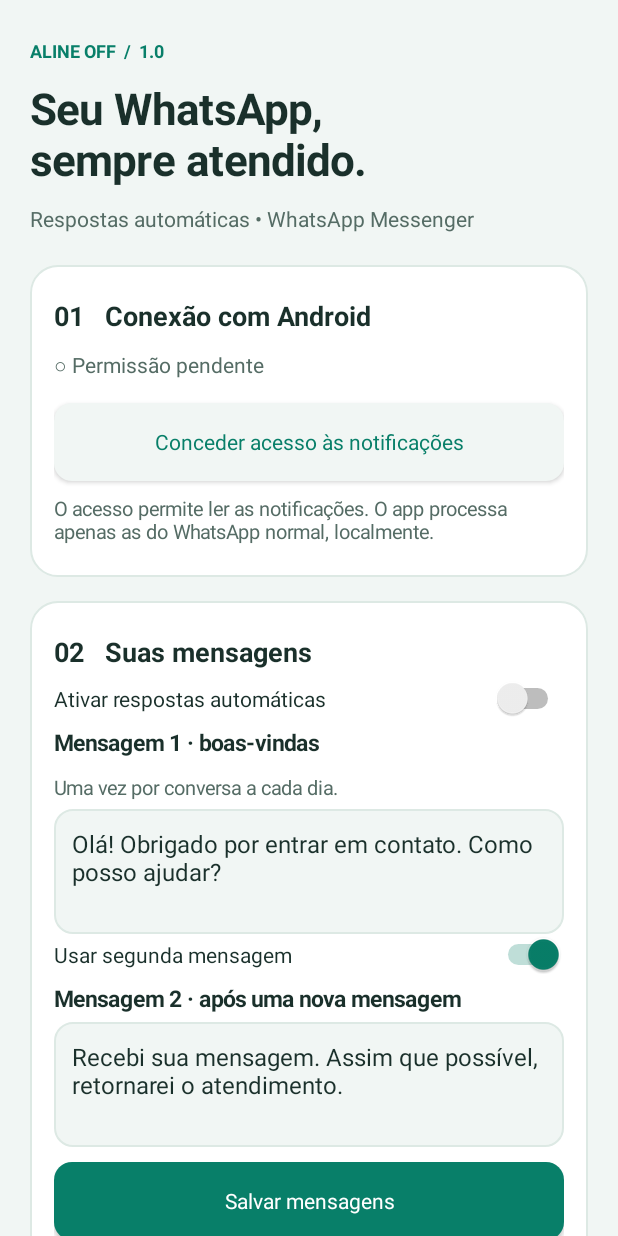
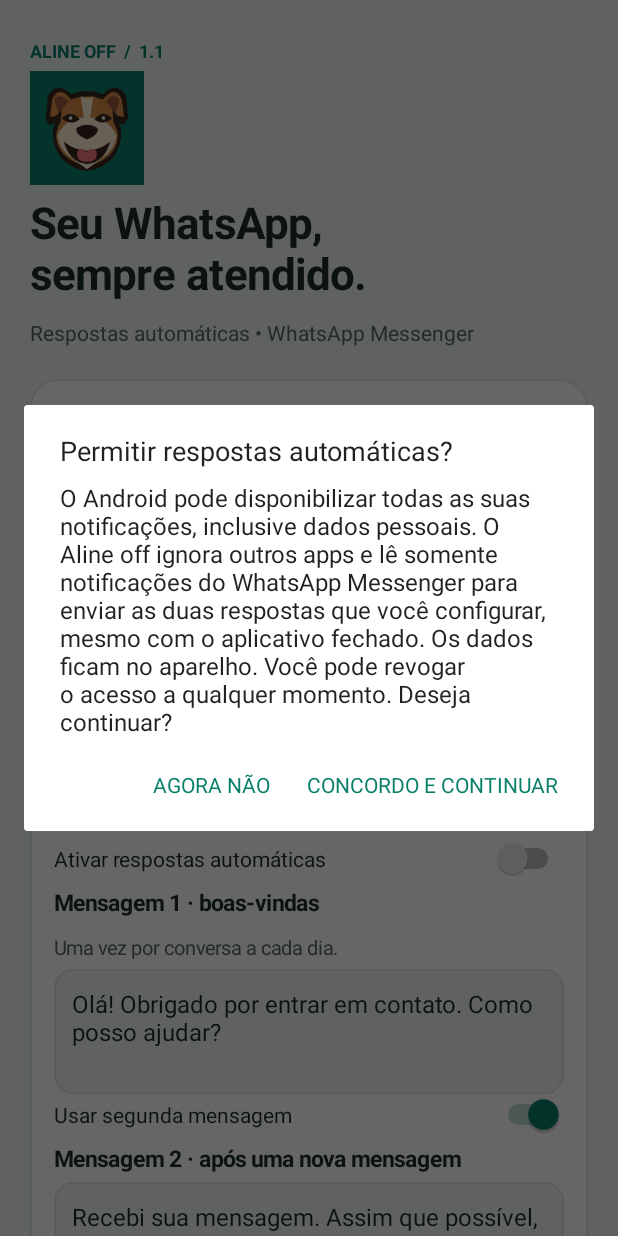
Before and after one commit to Equipetavares/Transformar-apk, an Android app: the screen it shows after launch (MainActivity), after a tap on "Conceder acesso às notificações", on a phone screen of 412 x 824 dp. Run offline under Robolectric (Android 15) with nearby library versions, the phone set to English and light mode, and no system bars; 1 other tap on this screen came first.

Commit message:
Aline off 1.1: explicit notification consent, local privacy controls, pitbull icon and Play-ready API 36 bundle

```diff
--- a/aline-off/app/src/main/AndroidManifest.xml
+++ b/aline-off/app/src/main/AndroidManifest.xml
@@ -1,5 +1,5 @@
 <manifest xmlns:android="http://schemas.android.com/apk/res/android">
-    <application android:label="Aline off" android:icon="@drawable/logo" android:allowBackup="false" android:theme="@style/AppTheme" android:supportsRtl="true">
+    <application android:label="Aline off" android:icon="@drawable/logo" android:allowBackup="false" android:usesCleartextTraffic="false" android:roundIcon="@drawable/logo" android:theme="@style/AppTheme" android:supportsRtl="true">
         <activity android:name=".MainActivity" android:exported="true">
             <intent-filter><action android:name="android.intent.action.MAIN"/><category android:name="android.intent.category.LAUNCHER"/></intent-filter>
         </activity>
--- a/aline-off/app/src/main/java/com/alineoff/app/MainActivity.java
+++ b/aline-off/app/src/main/java/com/alineoff/app/MainActivity.java
@@ -1,6 +1,7 @@
 package com.alineoff.app;
 
 import android.app.Activity;
+import android.app.AlertDialog;
 import android.content.ComponentName;
 import android.content.Intent;
 import android.content.SharedPreferences;
@@ -31,17 +32,18 @@ public class MainActivity extends Activity {
             root.setPadding(dp(20)+insets.getSystemWindowInsetLeft(),dp(20)+insets.getSystemWindowInsetTop(),dp(20)+insets.getSystemWindowInsetRight(),dp(24)+insets.getSystemWindowInsetBottom());
             return insets.consumeSystemWindowInsets();
         }); scroll.requestApplyInsets();
-        TextView brand=text("ALINE OFF  /  1.0",12,GREEN,true); root.addView(brand);
+        TextView brand=text("ALINE OFF  /  1.1",12,GREEN,true); root.addView(brand);
+        ImageView mascot=new ImageView(this); mascot.setImageResource(R.drawable.logo); mascot.setContentDescription("Mascote pitbull do Aline off"); root.addView(mascot,new LinearLayout.LayoutParams(dp(76),dp(76)));
         root.addView(text("Seu WhatsApp,\nsempre atendido.",29,INK,true));
         root.addView(text("Respostas automáticas • WhatsApp Messenger",14,MUTED,false));
         LinearLayout access=panel(root); access.addView(text("01   Conexão com Android",18,INK,true));
         status=text("",14,MUTED,false); access.addView(status);
-        access.addView(button("Conceder acesso às notificações",()->startActivity(new Intent(Settings.ACTION_NOTIFICATION_LISTENER_SETTINGS)),false));
-        access.addView(text("O acesso permite ler as notificações. O app processa apenas as do WhatsApp normal, localmente.",13,MUTED,false));
+        access.addView(button("Conceder acesso às notificações",this::requestNotificationConsent,false));
+        access.addView(text("O Android concede acesso amplo às notificações; o Aline off usa apenas as do WhatsApp Messenger para responder no seu aparelho. Nenhuma mensagem é enviada a servidores do Aline off.",13,MUTED,false));
         LinearLayout rules=panel(root); rules.addView(text("02   Suas mensagens",18,INK,true));
-        enabled=new Switch(this); enabled.setText("Ativar respostas automáticas"); enabled.setTextColor(INK); enabled.setChecked(p.getBoolean("enabled",false)); rules.addView(enabled);
+        enabled=new Switch(this); enabled.setText("Ativar respostas automáticas"); enabled.setTextColor(INK); enabled.setChecked(p.getBoolean("enabled",false) && p.getBoolean("consent_v1",false) && hasAccess()); rules.addView(enabled);
         enabled.setOnCheckedChangeListener((v,on)->{
-            if(on && !hasAccess()){v.setChecked(false); Toast.makeText(this,"Conceda acesso às notificações primeiro.",Toast.LENGTH_LONG).show();return;}
+            if(on && (!hasAccess() || !p.getBoolean("consent_v1",false))){v.setChecked(false); Toast.makeText(this,"Conceda acesso às notificações primeiro.",Toast.LENGTH_LONG).show();return;}
             if(on && p.getString("first",Store.DEFAULT_FIRST).trim().isEmpty()){v.setChecked(false);Toast.makeText(this,"Salve uma saudação primeiro.",Toast.LENGTH_SHORT).show();return;}
             p.edit().putBoolean("enabled",on).apply(); refresh();
         });
@@ -58,12 +60,33 @@ public class MainActivity extends Activity {
         diagnostics=text("",14,MUTED,false); diag.addView(diagnostics);
         diag.addView(button("Atualizar status",this::refresh,false));
         diag.addView(button("Configurações de bateria",()->{try{startActivity(new Intent(Settings.ACTION_IGNORE_BATTERY_OPTIMIZATION_SETTINGS));}catch(Exception e){startActivity(new Intent(Settings.ACTION_SETTINGS));}},false));
-        diag.addView(text("Se o acesso estiver bloqueado no Android 13+, abra Informações do app > menu ⋮ > Permitir configurações restritas, se disponível. Teste com outro telefone e deixe as notificações do WhatsApp ativadas.",13,MUTED,false));
+        diag.addView(text("Instale pelo canal autorizado do Google Play. Se o Android não conceder acesso, a automação permanece desligada. Teste com outro telefone e deixe as notificações do WhatsApp ativadas.",13,MUTED,false));
+        LinearLayout privacy=panel(root); privacy.addView(text("04   Privacidade e controle",18,INK,true));
+        privacy.addView(button("Política de privacidade",()->new AlertDialog.Builder(this).setTitle("Privacidade").setMessage(PRIVACY).setPositiveButton("Fechar",null).show(),false));
+        privacy.addView(button("Revogar consentimento e apagar dados",this::revoke,false));
         root.addView(text("Sem conta • sem anúncios • sem servidor",12,MUTED,false));
         refresh();
     }
-    @Override public void onResume(){super.onResume();p.registerOnSharedPreferenceChangeListener(listener);refresh();}
+    @Override public void onResume(){super.onResume();p.registerOnSharedPreferenceChangeListener(listener);if(!hasAccess() || !p.getBoolean("consent_v1",false)){p.edit().putBoolean("enabled",false).apply();enabled.setChecked(false);}refresh();}
     @Override public void onPause(){p.unregisterOnSharedPreferenceChangeListener(listener);super.onPause();}
+    private static final String PRIVACY="O Aline off processa localmente as notificações do WhatsApp Messenger, incluindo o texto e a identificação da conversa, para decidir e enviar as respostas configuradas. O Android pode disponibilizar notificações de outros aplicativos, mas elas são descartadas antes da leitura do conteúdo. Não há acesso à Internet pelo aplicativo, anúncios, SDKs de rastreamento ou transferência de conteúdo a servidores do desenvolvedor. As mensagens configuradas e identificadores derivados, data e etapa das respostas ficam no armazenamento privado do aparelho. O histórico técnico é removido após sete dias nas rotinas de limpeza. A resposta escolhida é encaminhada ao WhatsApp. Você pode desligar a automação ou revogar o consentimento e apagar os dados nesta tela. Também pode revogar a permissão nas configurações do Android. O Aline off não é afiliado à Meta.";
+    private void requestNotificationConsent(){
+        new AlertDialog.Builder(this).setTitle("Permitir respostas automáticas?")
+            .setMessage("O Android pode disponibilizar todas as suas notificações, inclusive dados pessoais. O Aline off ignora outros apps e lê somente notificações do WhatsApp Messenger para enviar as duas respostas que você configurar, mesmo com o aplicativo fechado. Os dados ficam no aparelho. Você pode revogar o acesso a qualquer momento. Deseja continuar?")
+            .setNegativeButton("Agora não",null)
+            .setPositiveButton("Concordo e continuar",(d,w)->{
+                if(p.edit().putBoolean("consent_v1",true).commit()) startActivity(new Intent(Settings.ACTION_NOTIFICATION_LISTENER_SETTINGS));
+            }).show();
+    }
+    private void revoke(){
+        new AlertDialog.Builder(this).setTitle("Apagar dados e desligar?")
+            .setMessage("Isso apaga suas mensagens configuradas, o controle diário e os diagnósticos. Revogue também o acesso do Aline off na próxima tela do Android.")
+            .setNegativeButton("Cancelar",null).setPositiveButton("Apagar e revogar",(d,w)->{
+                p.edit().clear().commit(); Store.state(this).edit().clear().commit();
+                enabled.setChecked(false); first.setText(Store.DEFAULT_FIRST); second.setText(Store.DEFAULT_SECOND); secondEnabled.setChecked(true);
+                refresh(); startActivity(new Intent(Settings.ACTION_NOTIFICATION_LISTENER_SETTINGS));
+            }).show();
+    }
     private boolean hasAccess(){
         String list=Settings.Secure.getString(getContentResolver(),"enabled_notification_listeners");
         if(list==null)return false;
--- a/aline-off/app/src/main/java/com/alineoff/app/ReplyListener.java
+++ b/aline-off/app/src/main/java/com/alineoff/app/ReplyListener.java
@@ -35,12 +35,14 @@ public class ReplyListener extends NotificationListenerService {
     private static String str(CharSequence s) { return s==null?"":s.toString().trim(); }
     private void process(StatusBarNotification sbn) {
         SharedPreferences p=Store.prefs(this);
-        if(!p.getBoolean("enabled",false) || connectedAt==0) return;
+        if(!p.getBoolean("consent_v1",false) || !p.getBoolean("enabled",false) || connectedAt==0) return;
         long now=System.currentTimeMillis();
         if(sbn.getPostTime()<connectedAt || now-sbn.getPostTime()>120000L) return;
         Notification n=sbn.getNotification();
         if(n==null || n.extras==null || (n.flags&Notification.FLAG_GROUP_SUMMARY)!=0 || (n.flags&Notification.FLAG_ONGOING_EVENT)!=0) return;
         Bundle x=n.extras;
+        if(n.visibility==Notification.VISIBILITY_SECRET) return;
+        Store.cleanup(this,now);
         if(x.getBoolean(Notification.EXTRA_IS_GROUP_CONVERSATION,false) || (!x.containsKey(Notification.EXTRA_IS_GROUP_CONVERSATION) && !str(x.getCharSequence(Notification.EXTRA_CONVERSATION_TITLE)).isEmpty())) return;
         String first=p.getString("first",Store.DEFAULT_FIRST), second=p.getString("second",Store.DEFAULT_SECOND);
         String title=str(x.getCharSequence(Notification.EXTRA_TITLE));
@@ -87,6 +89,7 @@ public class ReplyListener extends NotificationListenerService {
         Intent fill=new Intent().addFlags(Intent.FLAG_RECEIVER_FOREGROUND);
         Bundle data=new Bundle(); data.putCharSequence(input.getResultKey(),reply);
         RemoteInput.addResultsToIntent(new RemoteInput[]{input},fill,data);
+        if(!p.getBoolean("consent_v1",false) || !p.getBoolean("enabled",false)) return;
         if(!Store.write(this,key,new RuleEngine.State(Store.day(now),stage,event,now))) { Store.status(this,"Não foi possível gravar o controle de respostas."); return; }
         try {
             action.actionIntent.send(this,0,fill);
--- a/aline-off/app/src/main/res/drawable/logo.xml
+++ b/aline-off/app/src/main/res/drawable/logo.xml
@@ -1,6 +1,10 @@
 <vector xmlns:android="http://schemas.android.com/apk/res/android" android:width="108dp" android:height="108dp" android:viewportWidth="108" android:viewportHeight="108">
 <path android:fillColor="#087F69" android:pathData="M0,0H108V108H0Z"/>
-<path android:fillColor="#FFFFFF" android:pathData="M25,26H83V69H55L39,82V69H25Z"/>
-<path android:fillColor="#087F69" android:pathData="M35,53L46,37H56L67,53H59L56,48H46L43,53Z M49,43H53L51,39Z"/>
-<path android:strokeColor="#087F69" android:strokeWidth="4" android:strokeLineCap="round" android:pathData="M69,36V45 M65,39L62,42 M73,39L76,42"/>
+<path android:fillColor="#37261E" android:pathData="M17,24 Q25,9 39,22 Q54,16 69,22 Q83,9 91,24 L93,44 Q88,55 84,48 Q91,65 78,83 Q54,106 30,83 Q17,65 24,48 Q17,55 15,44Z"/>
+<path android:fillColor="#D98D47" android:pathData="M21,27 Q27,13 39,27 Q54,21 69,27 Q81,13 87,27 L89,43 Q83,45 78,36 L79,48 Q89,65 75,80 Q54,98 33,80 Q19,65 29,48 L30,36 Q25,45 19,43Z"/>
+<path android:fillColor="#99583C" android:pathData="M23,27 Q30,20 36,29 L27,40Z M85,27 Q78,20 72,29 L81,40Z"/>
+<path android:fillColor="#FFF0D5" android:pathData="M48,24 Q54,27 60,24 L57,44 Q75,45 82,61 Q81,74 68,83 L54,93 L40,83 Q27,74 26,61 Q33,45 51,44Z"/>
+<path android:fillColor="#37261E" android:pathData="M30,45 Q39,36 47,46 Q39,52 30,45Z M61,46 Q69,36 78,45 Q69,52 61,46Z M44,54 Q54,48 64,54 Q66,60 54,65 Q42,60 44,54Z M32,67 Q54,84 76,67 Q70,87 54,88 Q38,87 32,67Z"/>
+<path android:fillColor="#FFFFFF" android:pathData="M37,43 L40,43 L40,46 L37,46Z M68,43 L71,43 L71,46 L68,46Z"/>
+<path android:fillColor="#F57979" android:pathData="M45,76 Q50,71 54,77 Q58,71 63,76 Q65,86 54,86 Q43,86 45,76Z"/>
 </vector>
--- a/aline-off/build.gradle
+++ b/aline-off/build.gradle
@@ -1 +1 @@
-plugins { id 'com.android.application' version '8.9.2' apply false }
+plugins { id 'com.android.application' version '8.10.1' apply false }
```
Also changed, not shown: aline-off/app/build.gradle (+4 -4 lines), 3 other files.
